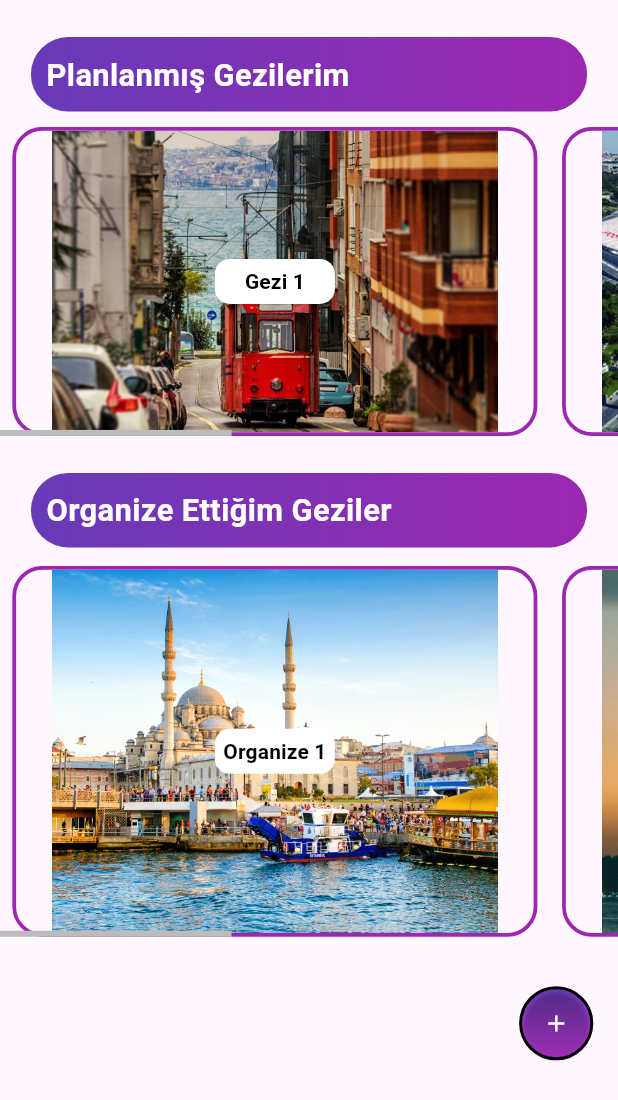
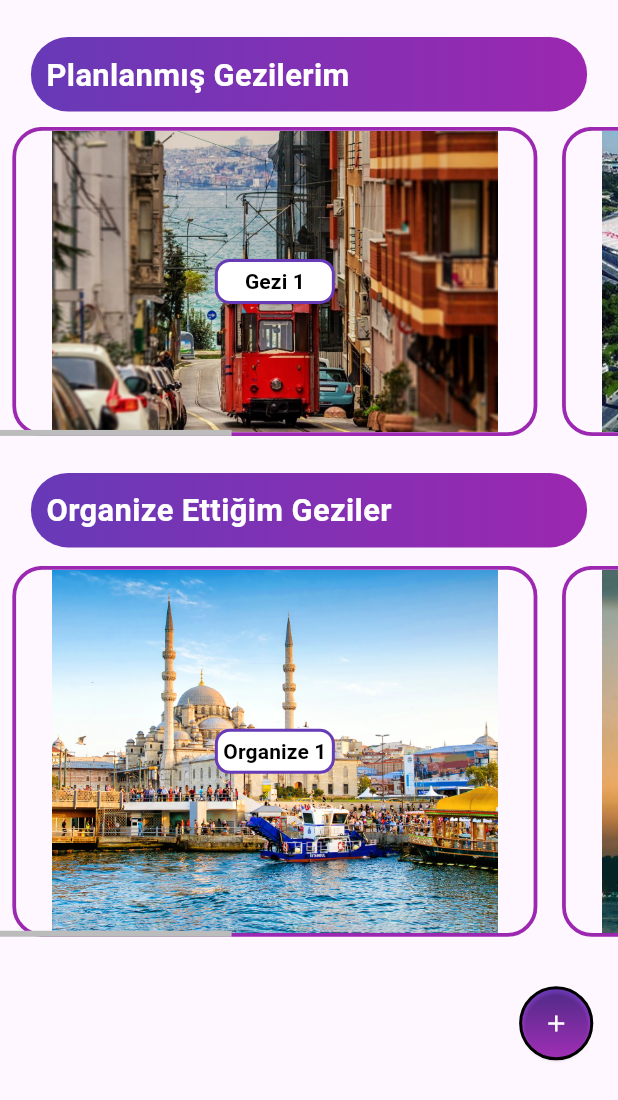
Before and after one commit to Dsoylular/SendeGel, a Flutter app: the HomeWidget screen opened directly, on a phone screen of 412 x 824 dp. Shown: the top 1100 px of the screen. Run offline on Flutter 3.47's test engine with Material 3 defaults, Android fonts, the light colour scheme and no system bars; our stand-ins replace google_maps_flutter.

Commit message:
Minor changes and designs

```diff
--- a/lib/GeziPage.dart
+++ b/lib/GeziPage.dart
@@ -159,7 +159,10 @@ class _AddNewTravelPageState extends State<AddNewTravelPage> {
             style: TextButton.styleFrom(
                 backgroundColor: Colors.deepPurple,
                 fixedSize: const Size(170, 50)),
-            onPressed: _submitForm,
+            onPressed: (){
+              _submitForm;
+              Navigator.pop(context);
+            },
             icon: const Icon(Icons.download_done_rounded, color: Colors.white),
             label: const Text(
               "Kaydet",
--- a/lib/HomePageFiles/EventButton.dart
+++ b/lib/HomePageFiles/EventButton.dart
@@ -60,6 +60,10 @@ class EventButton extends StatelessWidget {
                 height: 30,
                 width: 80,
                 decoration: BoxDecoration(
+                  border: Border.all(
+                    color: Colors.deepPurple,
+                    width: 2,
+                  ),
                   color: Colors.white,
                   borderRadius: BorderRadius.circular(10.0), // Adjust the value as needed
                 ),
```
